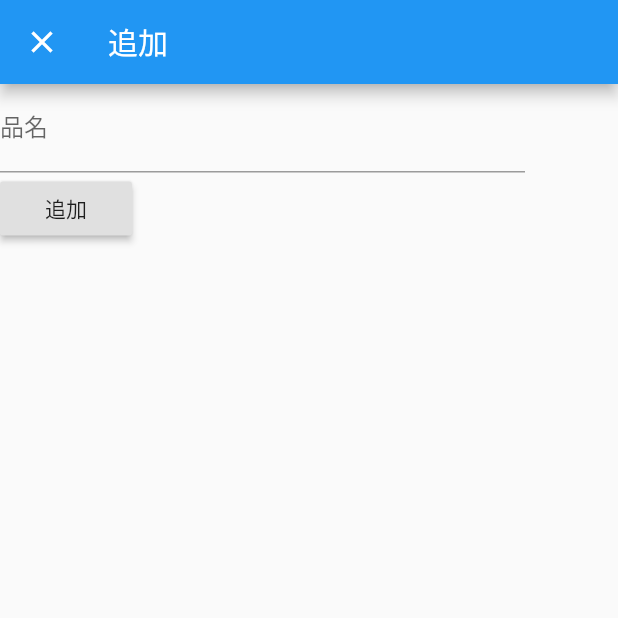
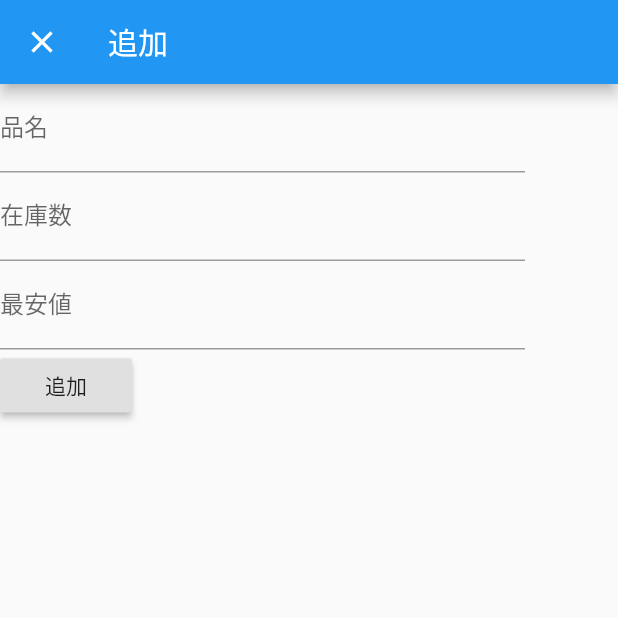
Before and after one commit to chocotter/inventory_control, a Flutter app: the screen it shows after launch, after a tap on the "add" icon, on a phone screen of 412 x 824 dp, the top half of it. Run offline on Flutter 3.47's test engine with Material 2 defaults, Android fonts, the phone set to English and light mode, and no system bars; our stand-ins replace cloud_firestore, firebase_core; accounts and stored records are empty.

Commit message:
20210118 金ちゃんに展開

```diff
--- a/lib/detail_page.dart
+++ b/lib/detail_page.dart
@@ -15,11 +15,13 @@ class DetailPage extends StatelessWidget {
   Widget build(BuildContext context) {
     final bool isUpdate = invest != null;
     final textEditingControllerTitle = TextEditingController();
-    final textEditingControllerCreatedAt = TextEditingController();
+    final textEditingControllerStock = TextEditingController();
+    final textEditingControllerLow = TextEditingController();
 
     if (isUpdate) {
       textEditingControllerTitle.text = invest.title;
-      textEditingControllerCreatedAt.text = invest.createdAt.toString();
+      textEditingControllerStock.text = invest.stock;
+      textEditingControllerLow.text = invest.low;
     }
 
     return ChangeNotifierProvider<MainModel>.value(
@@ -33,6 +35,8 @@ class DetailPage extends StatelessWidget {
             crossAxisAlignment: CrossAxisAlignment.start,
             children: <Widget>[
               _titleArea(model, textEditingControllerTitle),
+              _stockArea(model, textEditingControllerStock),
+              _lowArea(model, textEditingControllerLow),
 //              _stockArea(model, textEditingControllerCreatedAt),
 //              _deadLineArea(),
               RaisedButton(
@@ -69,7 +73,7 @@ Widget _titleArea(
             labelText: "品名",
           ),
           onChanged: (text) {
-            model.detailText = text;
+            model.titleText = text;
           },
         ),
       ],
@@ -79,7 +83,7 @@ Widget _titleArea(
 
 Widget _stockArea(
     MainModel model,
-    TextEditingController textEditingControllerCreatedAt,
+    TextEditingController textEditingControllerStock,
     ) {
   return Container(
     child: Row(
@@ -88,20 +92,49 @@ Widget _stockArea(
         Container(
           width: 350,
           child: TextField(
-            controller: textEditingControllerCreatedAt,
+            controller: textEditingControllerStock,
             decoration: InputDecoration(
-              labelText: '期限',
+              labelText: '在庫数',
             ),
             onChanged: (text) {
-              model.detailText = text;
+              model.stockText = text;
             },
           ),
         ),
+
+      ],
+    ),
+  );
+}
+
+Widget _lowArea(
+    MainModel model,
+    TextEditingController textEditingControllerLow,
+    ) {
+  return Container(
+    child: Row(
+      crossAxisAlignment: CrossAxisAlignment.start,
+      children: <Widget>[
+        Container(
+          width: 350,
+          child: TextField(
+            controller: textEditingControllerLow,
+            decoration: InputDecoration(
+              labelText: '最安値',
+            ),
+            onChanged: (text) {
+              model.lowText = text;
+            },
+          ),
+        ),
+        /*
         IconButton(
             icon: Icon(Icons.date_range),
             onPressed: () async {
               await ChangeForm();
             }),
+
+         */
       ],
     ),
   );
--- a/lib/invest.dart
+++ b/lib/invest.dart
@@ -4,11 +4,16 @@ class Invest {
   Invest(DocumentSnapshot doc) {
     this.documentID = doc.documentID;
     this.title = doc.data()['title'];
+    this.stock = doc.data()['stock'];
+    this.low = doc.data()['low'];
     final Timestamp timestamp = doc.data()['createdAt'];
     this.createdAt = timestamp.toDate();
   }
 
-  String title;
-  DateTime createdAt;
+  String title; // 品名
+  String stock; // 在庫数
+  String low; //最安値
+
+  DateTime createdAt; // データ作成日
   String documentID;
 }
--- a/lib/main.dart
+++ b/lib/main.dart
@@ -36,8 +36,16 @@ class MainPage extends StatelessWidget {
             children: investList
                 .map(
                   (invest) => ListTile(
-                title: Text(invest.title),
-                leading: Icon(Icons.account_circle),
+//                leading: Icon(Icons.account_circle),
+                    leading: Text(invest.title,
+                        style: TextStyle(fontSize: 25),
+                        textAlign: TextAlign.center),
+
+                    title: Text('在庫：' + invest.stock + '個',
+                        style: TextStyle(fontSize: 15, color: Colors.blueGrey)),
+                    subtitle: Text('最安値：' + invest.low + '円',
+                        style: TextStyle(fontSize: 15, color: Colors.blueGrey)),
+
                     trailing: CheckboxListTileForm(),
                     onLongPress: () async {
                       await showDialog(
@@ -95,38 +103,23 @@ class MainPage extends StatelessWidget {
         floatingActionButton:
             Consumer<MainModel>(builder: (context, model, child) {
           return Row(
-            mainAxisAlignment: MainAxisAlignment.spaceBetween,
+            mainAxisAlignment: MainAxisAlignment.spaceEvenly,
             children: [
+              // フッターボタンの表示位置調整が面倒なので、ごみボタンを追加し、非表示でサイズ調整　START
               Visibility(
-                child: RaisedButton(
-                  child: const Text('Search'),
-                  onPressed: () {},
-                  highlightElevation: 16,
-                  highlightColor: Colors.blue,
-                  onHighlightChanged: (value) {},
-                ),
+                child: RaisedButton(),
                 visible: false,
               ),
               Visibility(
-                child: RaisedButton(
-                  child: const Text('Search'),
-                  onPressed: () {},
-                  highlightElevation: 16,
-                  highlightColor: Colors.blue,
-                  onHighlightChanged: (value) {},
-                ),
+                child: RaisedButton(),
                 visible: false,
               ),
               Visibility(
-                child: RaisedButton(
-                  child: const Text('Search'),
-                  onPressed: () {},
-                  highlightElevation: 16,
-                  highlightColor: Colors.blue,
-                  onHighlightChanged: (value) {},
-                ),
+                child: RaisedButton(),
                 visible: false,
               ),
+              // フッターボタンの表示位置調整が面倒なので、ごみボタンを追加し、非表示でサイズ調整　END
+
               RaisedButton(
                 child: const Text('Search'),
                 color: Colors.blue,
@@ -136,6 +129,7 @@ class MainPage extends StatelessWidget {
                   _launchUrl();
                 },
               ),
+
               FloatingActionButton(
                 onPressed: () async {
                   await Navigator.push(
@@ -170,6 +164,7 @@ class CheckboxListTileForm extends StatefulWidget {
   @override
   _CheckboxListTileState createState() => _CheckboxListTileState();
 }
+
 class _CheckboxListTileState extends State<CheckboxListTileForm> {
   var _checkBox1 = false;
 
--- a/lib/main_model.dart
+++ b/lib/main_model.dart
@@ -6,9 +6,9 @@ import 'package:inventory_control/invest.dart';
 
 class MainModel extends ChangeNotifier {
   List<Invest> investList = [];
-  String detailText = '';
-  int stockText = 0;
-
+  String titleText = '';
+  String stockText = '';
+  String lowText = '';
 
   /*
   Future getInvestList() async {
@@ -35,12 +35,10 @@ class MainModel extends ChangeNotifier {
   Future add() async {
     final collection = FirebaseFirestore.instance.collection('investList');
     await collection.add({
-      'title': detailText,
+      'title': titleText,
+      'stock': stockText,
+      'low': lowText,
       'createdAt': Timestamp.now(),
-//      'deadline': deadlineText,
-
-
-
     });
   }
 
@@ -53,7 +51,9 @@ class MainModel extends ChangeNotifier {
     final document = Firestore.instance.collection('investList').document(invest.documentID);
     await document.updateData(
         {
-          'title': detailText,
+          'title': titleText,
+          'stock': stockText,
+          'low': lowText,
           'updateAt': Timestamp.now(),
         }
     );
```
Lines whose indentation alone changed are shown as unchanged.
